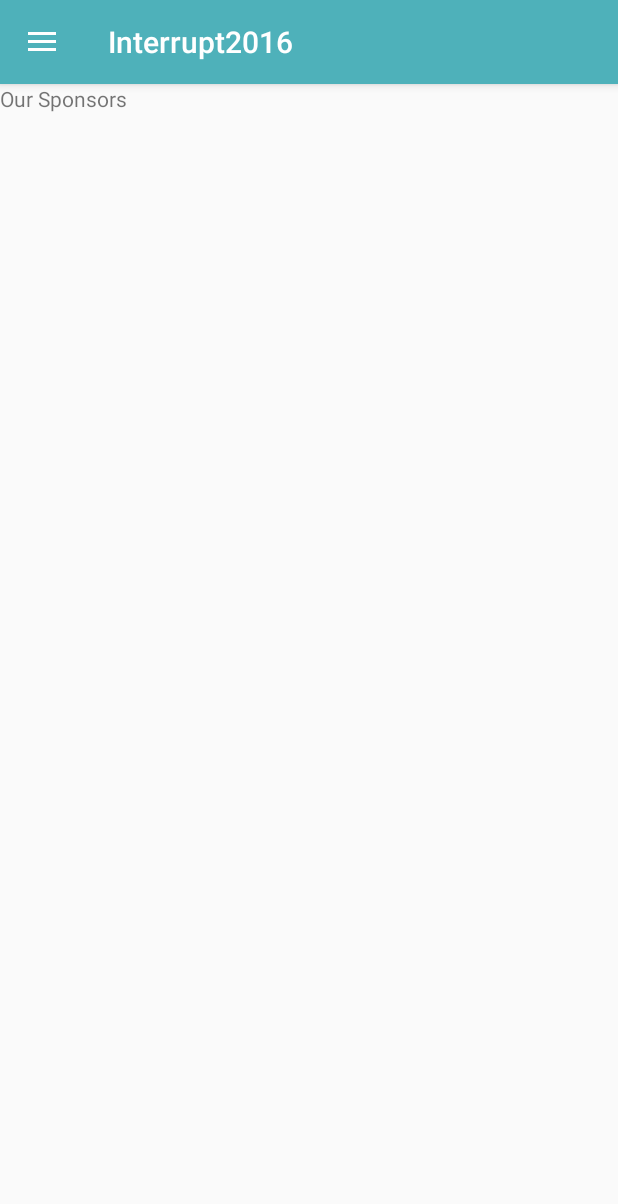
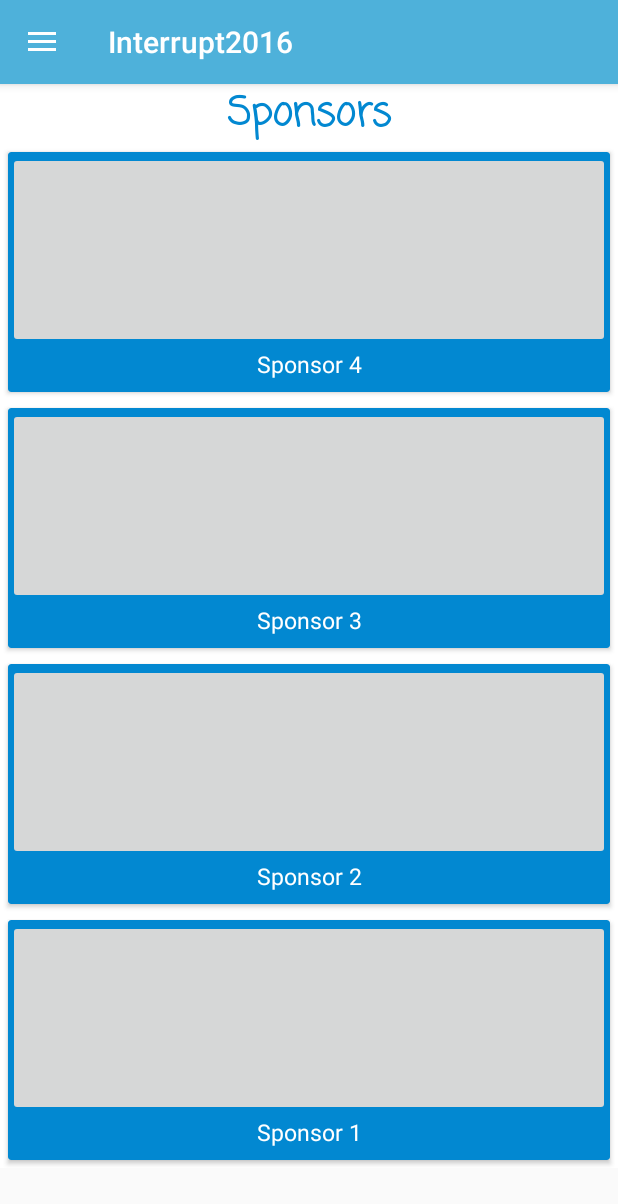
Before and after one commit to nareshvelu96/Interrupt2016, an Android app: the fragment spons placed in its activity, on a phone screen of 412 x 824 dp. Shown: the top 1204 px of the screen. Run offline under Robolectric (Android 15) with nearby library versions, the light colour scheme and no system bars; libraries missing offline, so code that uses them is left out: com.manuelpeinado.fadingactionbar; Roboto replaces fonts that are not available here; 17 statements that could not run were skipped.

Commit message:
Sponsor done

```diff
--- a/app/src/main/res/drawable/register.xml
+++ b/app/src/main/res/drawable/register.xml
@@ -6,8 +6,7 @@
 android:radius="4dp"
     />
 <solid
-    android:color="#b3e5fc"
-    ></solid>
+    android:color="#b3e5fc"/>
 <padding
 android:left="0dp"
 android:top="0dp"
@@ -17,9 +16,12 @@ android:bottom="0dp"
 <size
 android:width="270dp"
 android:height="45dp"
+
     />
 <stroke
 android:width="3dp"
 android:color="#ffffff"
+
     />
+
     </shape>
--- a/app/src/main/res/layout/sponsors.xml
+++ b/app/src/main/res/layout/sponsors.xml
@@ -1,10 +1,133 @@
 <?xml version="1.0" encoding="utf-8"?>
-<RelativeLayout xmlns:android="http://schemas.android.com/apk/res/android"
-    android:layout_width="match_parent" android:layout_height="match_parent">
+<ScrollView android:layout_width="match_parent"
+    android:layout_height="wrap_content"
+    xmlns:app="http://schemas.android.com/apk/res-auto"
+    android:id="@+id/sv"
+    android:background="@color/icons"
+    xmlns:android="http://schemas.android.com/apk/res/android">
+    <LinearLayout
+        android:id="@+id/ll"
+        android:layout_width="match_parent"
+        android:layout_height="wrap_content"
+        android:orientation="vertical">
+    <TextView
+        android:id="@+id/event_name"
+        android:layout_width="match_parent"
+        android:text="Sponsors"
+        android:fontFamily="casual"
+        android:layout_height="wrap_content"
+        android:gravity="center"
+        android:textStyle="bold"
+        android:textSize="@dimen/title_text_size"
+        android:textColor="@color/card_bg"/>
+    <android.support.v7.widget.CardView
+        android:id="@+id/card_view1"
+        android:layout_gravity="center"
+        android:layout_width="fill_parent"
+        android:layout_height="160dp"
+        app:cardBackgroundColor="@color/card_bg"
+        android:layout_margin="5dp">
+        <LinearLayout
+            android:layout_width="match_parent"
+            android:layout_height="match_parent"
+            android:orientation="vertical">
+            <ImageButton
+                android:layout_width="match_parent"
+                android:layout_height="80dp"
+                android:layout_weight="1"
+                android:layout_gravity="center|center_horizontal"/>
+            <TextView
+                android:id="@+id/spons1"
+                android:text="Sponsor 4"
+                android:paddingBottom="8dp"
+                android:layout_width="match_parent"
+                android:layout_height="wrap_content"
+                android:gravity="center"
+                android:textSize="@dimen/content"
+                android:textColor="@color/icons" />
+        </LinearLayout>
+    </android.support.v7.widget.CardView>
+        <android.support.v7.widget.CardView
+            android:id="@+id/card_view2"
+            android:layout_gravity="center"
+            android:layout_width="fill_parent"
+            android:layout_height="160dp"
+            app:cardBackgroundColor="@color/card_bg"
+            android:layout_margin="5dp">
+            <LinearLayout
+                android:layout_width="match_parent"
+                android:layout_height="match_parent"
+                android:orientation="vertical">
+                <ImageButton
+                    android:layout_width="match_parent"
+                    android:layout_height="80dp"
+                    android:layout_weight="1"
+                    android:layout_gravity="center|center_horizontal"/>
+                <TextView
+                    android:id="@+id/spons2"
+                    android:text="Sponsor 3"
+                    android:paddingBottom="8dp"
+                    android:layout_width="match_parent"
+                    android:layout_height="wrap_content"
+                    android:gravity="center"
+                    android:textSize="@dimen/content"
+                    android:textColor="@color/icons" />
+            </LinearLayout>
+        </android.support.v7.widget.CardView>
+        <android.support.v7.widget.CardView
+            android:id="@+id/card_view3"
+            android:layout_gravity="center"
+            android:layout_width="fill_parent"
+            android:layout_height="160dp"
+            app:cardBackgroundColor="@color/card_bg"
+            android:layout_margin="5dp">
+            <LinearLayout
+                android:layout_width="match_parent"
+                android:layout_height="match_parent"
+                android:orientation="vertical">
+                <ImageButton
+                    android:layout_width="match_parent"
+                    android:layout_height="80dp"
+                    android:layout_weight="1"
+                    android:layout_gravity="center|center_horizontal"/>
+                <TextView
+                    android:id="@+id/spons3"
+                    android:text="Sponsor 2"
+                    android:layout_width="match_parent"
+                    android:layout_height="wrap_content"
+                    android:gravity="center"
+                    android:paddingBottom="8dp"
+                    android:textSize="@dimen/content"
+                    android:textColor="@color/icons" />
+            </LinearLayout>
+        </android.support.v7.widget.CardView>
 
-    <TextView
-        android:layout_width="wrap_content"
-        android:layout_height="wrap_content"
-        android:text="Our Sponsors"/>
-
-</RelativeLayout>
+        <android.support.v7.widget.CardView
+            android:id="@+id/card_view4"
+            android:layout_gravity="center"
+            android:layout_width="fill_parent"
+            android:layout_height="160dp"
+            app:cardBackgroundColor="@color/card_bg"
+            android:layout_margin="5dp">
+            <LinearLayout
+                android:layout_width="match_parent"
+                android:layout_height="match_parent"
+                android:orientation="vertical">
+                <ImageButton
+                    android:layout_width="match_parent"
+                    android:layout_height="80dp"
+                    android:layout_weight="1"
+                    android:layout_gravity="center|center_horizontal"/>
+                <TextView
+                    android:id="@+id/spons4"
+                    android:text="Sponsor 1"
+                    android:layout_width="match_parent"
+                    android:layout_height="wrap_content"
+                    android:gravity="center"
+                    android:textSize="@dimen/content"
+                    android:textColor="@color/icons"
+                    android:paddingBottom="8dp"/>
+            </LinearLayout>
+        </android.support.v7.widget.CardView>
+</LinearLayout>
+</ScrollView>
--- a/app/src/main/res/layout/transport_fragment.xml
+++ b/app/src/main/res/layout/transport_fragment.xml
@@ -2,7 +2,7 @@
 <LinearLayout xmlns:android="http://schemas.android.com/apk/res/android"
     android:orientation="vertical" android:layout_width="match_parent"
     android:layout_height="match_parent"
-    android:background="@drawable/bg_card">
+    android:background="@color/primary">
 
 
     <LinearLayout
--- a/app/src/main/res/values/styles.xml
+++ b/app/src/main/res/values/styles.xml
@@ -68,8 +68,8 @@
 
 
     -->
-    <color name="primary">#4EB1BA</color>
-    <color name="primary_dark">#01579A</color>
+    <color name="primary">#4EB1DA</color>
+    <color name="primary_dark">#43b5f5</color>
     <color name="primary_light">#E9E9E9</color>
     <color name="primary_custom">#000428</color>
     <color name="accent">#E0F7FA</color>
```
Also changed, not shown: app/src/main/res/mipmap-xhdpi/drawable-xhdpi/ic_close_white_24dp.png (deleted).
